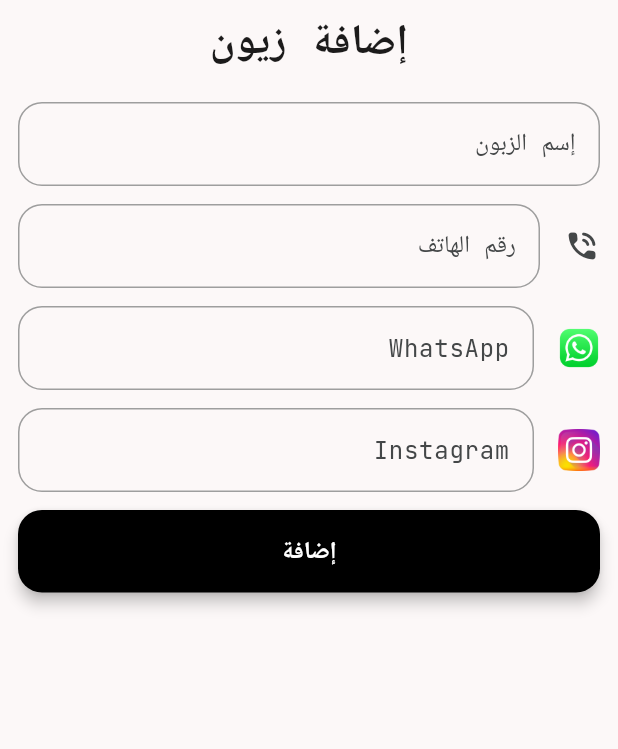
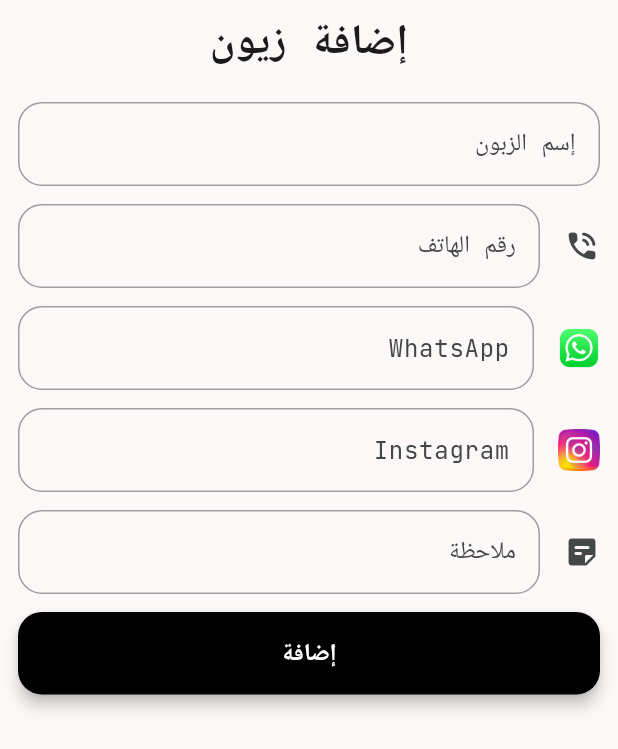
Before and after one commit to flutter-dev-mohamed/bookkeeper, a Flutter app: the AddClientPage screen opened by its route, on a phone screen of 412 x 824 dp. Shown: the top 749 px of the screen. Run offline on Flutter 3.47's test engine with Material 3 defaults, Android fonts, the phone set to English and light mode, and no system bars; our stand-ins replace animated_custom_dropdown, bloc, flutter_bloc, flutter_slidable, fpdart, get_it and 3 more; missing offline and left inert: animated_segmented_tab_control_plus; accounts and stored records are empty.

Commit message:
Add 'note' field to clients (model, UI, DB)
Add optional `note` support across the clients feature:

- Domain: add `note` to ClientEntity.
- Data: include `note` in ClientModel, map (from/to) and toString.
- Persistence: add `note` TEXT column to clients table creation SQL.
- UI: Add _noteController, input field and disposal in AddClientPage; pass note when creating a client. Show note in ClientDetailsPage when present.
- Small UI tweak: client avatar uses colorScheme.secondaryContainer with primary text color.

Co-authored-by: Copilot <223556219+Copilot@users.noreply.github.com>

```diff
--- a/lib/features/clients/data/models/client_entity_model.dart
+++ b/lib/features/clients/data/models/client_entity_model.dart
@@ -9,6 +9,7 @@ class ClientModel extends ClientEntity {
     super.phoneNumber,
     super.whatsApp,
     super.instagram,
+    super.note,
   });
 
   /// Creates a [ClientModel] from a Map (e.g., SQLite database or JSON response).
@@ -20,6 +21,7 @@ class ClientModel extends ClientEntity {
       whatsApp: map['whatsApp'],
       instagram: map['instagram'],
       createdAt: map['created_at'],
+      note: map['note'],
     );
   }
 
@@ -31,6 +33,7 @@ class ClientModel extends ClientEntity {
       'whatsApp': whatsApp,
       'instagram': instagram,
       'created_at': createdAt,
+      'note': note,
     };
   }
 
@@ -43,6 +46,7 @@ class ClientModel extends ClientEntity {
       whatsApp: entity.whatsApp,
       instagram: entity.instagram,
       createdAt: entity.createdAt,
+      note: entity.note,
     );
   }
 
@@ -54,6 +58,7 @@ class ClientModel extends ClientEntity {
         'phoneNumber: $phoneNumber, '
         'whatsApp: $whatsApp, '
         'instagram: $instagram, '
+        'note: $note, '
         ')';
   }
 }
--- a/lib/features/clients/domain/entities/client_entity.dart
+++ b/lib/features/clients/domain/entities/client_entity.dart
@@ -4,6 +4,7 @@ class ClientEntity {
   final String? phoneNumber;
   final String? whatsApp;
   final String? instagram;
+  final String? note;
   final String createdAt;
 
   ClientEntity({
@@ -13,5 +14,6 @@ class ClientEntity {
     this.phoneNumber,
     this.whatsApp,
     this.instagram,
+    this.note,
   });
 }
--- a/lib/features/clients/presentation/pages/add_client_page.dart
+++ b/lib/features/clients/presentation/pages/add_client_page.dart
@@ -22,6 +22,7 @@ class _AddClientPageState extends State<AddClientPage> {
   late final TextEditingController _phoneNumberController;
   late final TextEditingController _whatsAppController;
   late final TextEditingController _instagramController;
+  late final TextEditingController _noteController;
 
   @override
   void initState() {
@@ -29,6 +30,7 @@ class _AddClientPageState extends State<AddClientPage> {
     _phoneNumberController = TextEditingController();
     _whatsAppController = TextEditingController();
     _instagramController = TextEditingController();
+    _noteController = TextEditingController();
     super.initState();
   }
 
@@ -38,6 +40,7 @@ class _AddClientPageState extends State<AddClientPage> {
     _phoneNumberController.dispose();
     _whatsAppController.dispose();
     _instagramController.dispose();
+    _noteController.dispose();
     super.dispose();
   }
 
@@ -50,6 +53,7 @@ class _AddClientPageState extends State<AddClientPage> {
           phoneNumber: _phoneNumberController.text.trim(),
           whatsApp: _whatsAppController.text.trim(),
           instagram: _instagramController.text.trim(),
+          note: _noteController.text.trim(),
         ),
       );
 
@@ -136,6 +140,16 @@ class _AddClientPageState extends State<AddClientPage> {
                   ),
 
                   SizedBox(height: 12),
+                  CustomFormFiled(
+                    //
+                    controller: _noteController,
+                    label: 'ملاحظة',
+                    icon: Icon(Icons.sticky_note_2_rounded),
+                    onTapOutside: (p0) => _updateState(context),
+                    onFieldSubmitted: (p0) => _updateState(context),
+                  ),
+
+                  SizedBox(height: 12),
                   CustomPrimaryButton(
                     text: 'إضافة',
                     child: (state is AddClientLoading)
--- a/lib/features/clients/presentation/widgets/client_tile.dart
+++ b/lib/features/clients/presentation/widgets/client_tile.dart
@@ -14,8 +14,10 @@ class ClientTile extends StatelessWidget {
       child: ListTile(
         onTap: onTap,
         leading: CircleAvatar(
+          backgroundColor: Theme.of(context).colorScheme.secondaryContainer,
           child: Text(
             client.name.isNotEmpty ? client.name[0].toUpperCase() : '?',
+            style: TextStyle(color: Theme.of(context).colorScheme.primary),
           ),
         ),
         title: Text(client.name),
--- a/lib/initDependencies/tables.dart
+++ b/lib/initDependencies/tables.dart
@@ -66,6 +66,7 @@ Future<void> createTables(Database db) async {
     phone_number TEXT,
     whatsApp TEXT,
     instagram TEXT,
+    note TEXT,
     created_at TEXT NOT NULL DEFAULT (DATETIME('now'))
   )''');
 
```
Also changed, not shown: lib/features/clients/presentation/pages/clients_details_page.dart (+9 -0 lines).
